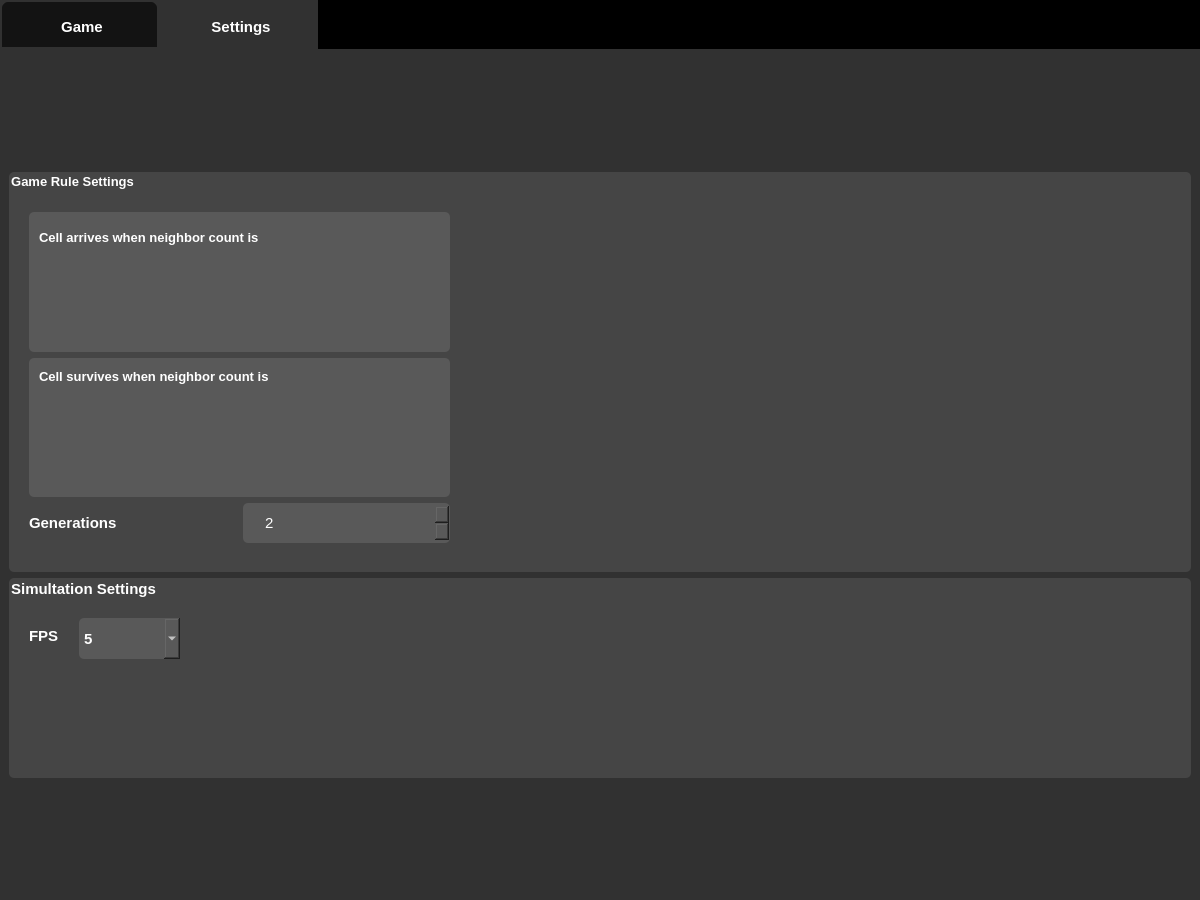
This is main.ui in GlebVas1/PyQt-Convay-Game as Qt 5 draws it before an edit. The edited form follows.
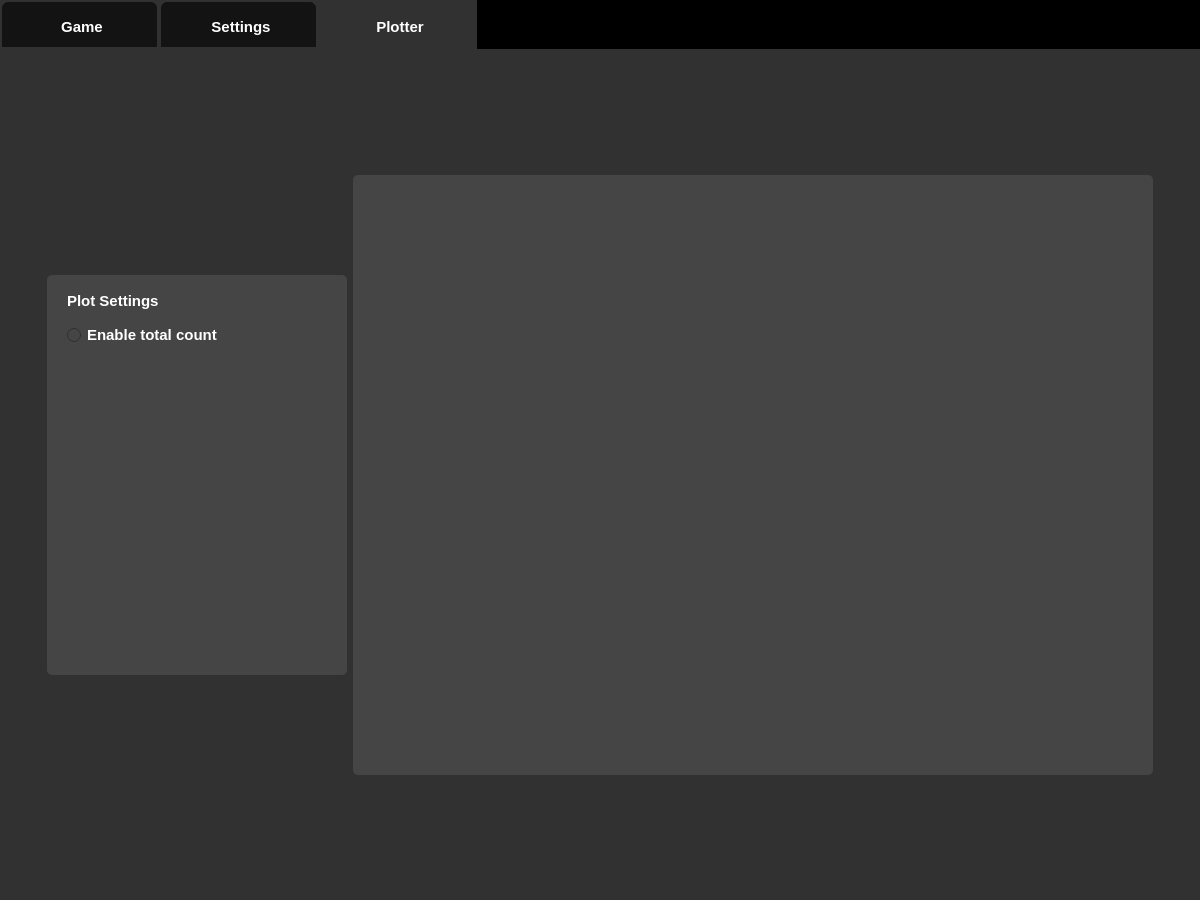
This is the edited form. The open tabs and pages were chosen to show the change. Icons and pictures are not drawn.

Diff of the .ui file:
```diff
--- a/main.ui
+++ b/main.ui
@@ -668,8 +668,19 @@
               </font>
              </property>
              <property name="styleSheet">
-              <string notr="true">border-radius : 5px;
-background-color : rgb(89, 89, 89); color : white;</string>
+              <string notr="true">QComboBox {
+border-radius : 5px;
+background-color : rgb(89, 89, 89); color : white;
+}
+
+QComboBox::down-button {
+subcontrol-origin: border;
+border-right-width:30;	
+subcontrol-position: center right ;
+border-image: url(:/icons/arrow_left.png) 1;
+width: 10px;
+
+}</string>
              </property>
              <item>
               <property name="text">
@@ -713,6 +724,113 @@
         </item>
        </layout>
       </widget>
+      <widget class="QWidget" name="tabGraph">
+       <attribute name="icon">
+        <iconset resource="resources/ico_res.qrc">
+         <normaloff>:/icons/graph_ico.png</normaloff>:/icons/graph_ico.png</iconset>
+       </attribute>
+       <attribute name="title">
+        <string>Plotter</string>
+       </attribute>
+       <layout class="QGridLayout" name="gridLayout_8">
+        <item row="0" column="0">
+         <layout class="QHBoxLayout" name="horizontalLayout_3">
+          <item>
+           <widget class="QFrame" name="plotSettingFrame">
+            <property name="maximumSize">
+             <size>
+              <width>300</width>
+              <height>400</height>
+             </size>
+            </property>
+            <property name="styleSheet">
+             <string notr="true">border-radius : 5px;
+background-color : rgb(69, 69, 69)</string>
+            </property>
+            <property name="frameShape">
+             <enum>QFrame::StyledPanel</enum>
+            </property>
+            <property name="frameShadow">
+             <enum>QFrame::Raised</enum>
+            </property>
+            <widget class="QLabel" name="plotSettingsLabel">
+             <property name="geometry">
+              <rect>
+               <x>20</x>
+               <y>10</y>
+               <width>141</width>
+               <height>31</height>
+              </rect>
+             </property>
+             <property name="font">
+              <font>
+               <pointsize>11</pointsize>
+               <weight>75</weight>
+               <bold>true</bold>
+              </font>
+             </property>
+             <property name="styleSheet">
+              <string notr="true">color : white</string>
+             </property>
+             <property name="text">
+              <string>Plot Settings</string>
+             </property>
+            </widget>
+            <widget class="QRadioButton" name="radioButton">
+             <property name="geometry">
+              <rect>
+               <x>20</x>
+               <y>50</y>
+               <width>241</width>
+               <height>20</height>
+              </rect>
+             </property>
+             <property name="font">
+              <font>
+               <pointsize>11</pointsize>
+               <weight>75</weight>
+               <bold>true</bold>
+              </font>
+             </property>
+             <property name="styleSheet">
+              <string notr="true">color : white</string>
+             </property>
+             <property name="text">
+              <string>Enable total count</string>
+             </property>
+            </widget>
+           </widget>
+          </item>
+          <item>
+           <widget class="QFrame" name="plotFrame">
+            <property name="minimumSize">
+             <size>
+              <width>600</width>
+              <height>400</height>
+             </size>
+            </property>
+            <property name="maximumSize">
+             <size>
+              <width>800</width>
+              <height>600</height>
+             </size>
+            </property>
+            <property name="styleSheet">
+             <string notr="true">border-radius : 5px;
+background-color : rgb(69, 69, 69)</string>
+            </property>
+            <property name="frameShape">
+             <enum>QFrame::StyledPanel</enum>
+            </property>
+            <property name="frameShadow">
+             <enum>QFrame::Raised</enum>
+            </property>
+           </widget>
+          </item>
+         </layout>
+        </item>
+       </layout>
+      </widget>
      </widget>
     </item>
    </layout>
```
Left out of the diff: 107 changed lines with no effect on the pictures.
